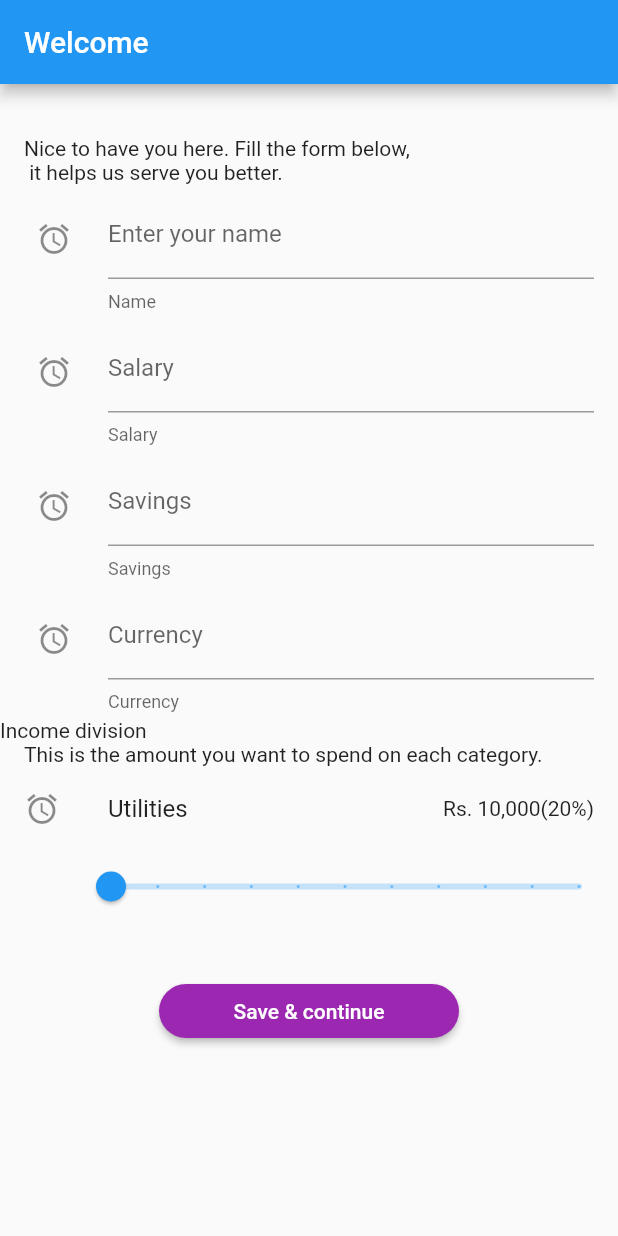
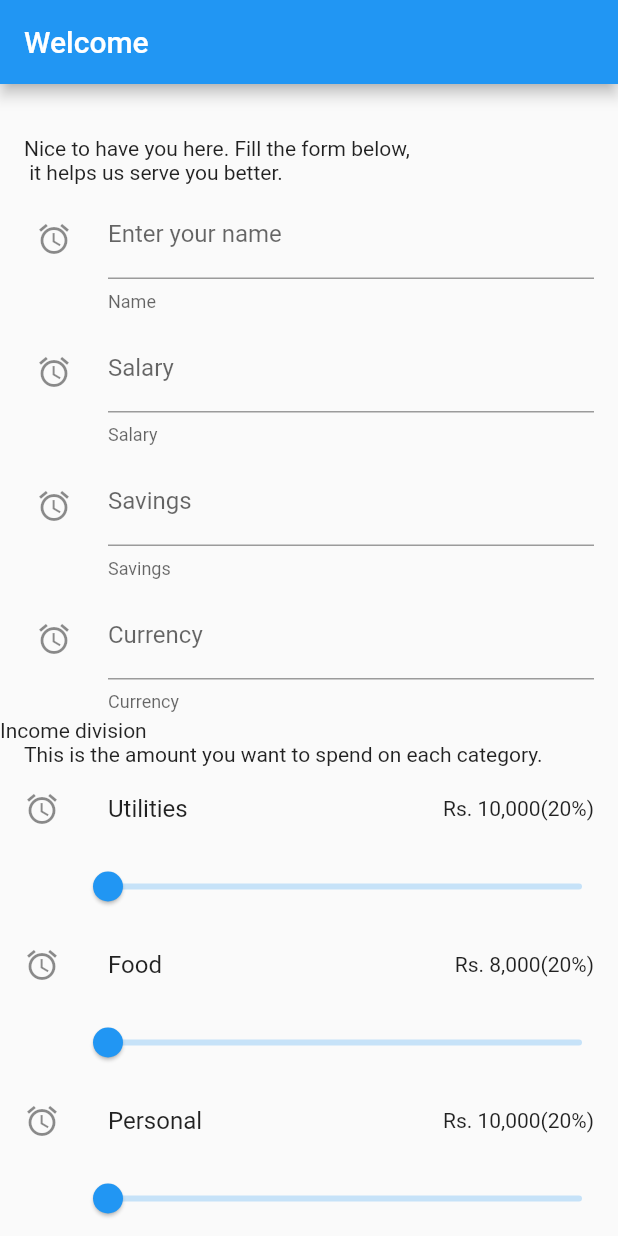
Before and after one commit to AsharZia/moneficient, a Flutter app: the screen it shows after launch, on a phone screen of 412 x 824 dp. Run offline on Flutter 3.47's test engine with Material 2 defaults, Android fonts, the phone set to English and light mode, and no system bars.

```diff
--- a/lib/Registration/goal.dart
+++ b/lib/Registration/goal.dart
@@ -7,6 +7,7 @@ class GoalScreen extends StatefulWidget {
 }
 
 class _GoalScreenState extends State<GoalScreen> {
+  double _sliderSavingInitialValue = 1.0;
   @override
   Widget build(BuildContext context) {
     return Scaffold(
@@ -19,8 +20,39 @@ class _GoalScreenState extends State<GoalScreen> {
                 'Goals help you keep on track. You can add\n more goals later.'),
             buildInfoField('Title', 'Enter your title', maxLength: 20),
             buildInfoField('Price', 'Price'),
+            Column(
+              children: <Widget>[
+                ListTile(
+                  leading: Icon(Icons.access_alarm),
+                  title: Text('Saving amount'),
+                  trailing: Text('Rs. 10,000(20%)'),
+                ),
+                Padding(
+                  padding: const EdgeInsets.only(left: 48.0),
+                  child: Slider(
+                    value: _sliderSavingInitialValue,
+                    min: 1.0,
+                    max: 10.0,
+                    onChanged: (double newValue) {
+                      setState(() {
+                        _sliderSavingInitialValue = newValue;
+                      });
+                    },
+                  ),
+                )
+              ],
+            ),
             RaisedButton(
               child: Text('Set goal & continue'),
+              onPressed: () {},
+            ),
+            FlatButton(
+              child: Text(
+                'Add later',
+                style: TextStyle(
+                  decoration: TextDecoration.underline,
+                ),
+              ),
               onPressed: () {},
             ),
           ],
--- a/lib/Registration/register.dart
+++ b/lib/Registration/register.dart
@@ -1,5 +1,6 @@
 import 'package:flutter/material.dart';
 import 'package:moneficient/global.dart';
+import 'package:moneficient/widgets/custom_textField.dart';
 
 class RegisterScreen extends StatefulWidget {
   @override
@@ -7,11 +8,10 @@ class RegisterScreen extends StatefulWidget {
 }
 
 class _RegisterScreenState extends State<RegisterScreen> {
-  var _sliderUtilityInitialValue = 1.0;
-  // var _sliderFoodInitialValue = 1.0;
-  // var _sliderPersonalInitialValue = 1.0;
-  // var _sliderOtherInitialValue = 1.0;
-  // final leftMarginPadding = 16.0;
+  double _sliderUtilityInitialValue = 1.0;
+  double _sliderFoodInitialValue = 1.0;
+  double _sliderPersonalInitialValue = 1.0;
+  double _sliderOtherInitialValue = 1.0;
   @override
   Widget build(BuildContext context) {
     return Scaffold(
@@ -25,22 +25,104 @@ class _RegisterScreenState extends State<RegisterScreen> {
             const SizedBox(height: 35),
             buildInfoText(
                 'Nice to have you here. Fill the form below,\n it helps us serve you better.'),
-            buildInfoField('Name', 'Enter your name'),
+            DecoratedFormField(
+              title: 'Name',
+              placeholder: 'Enter your name',
+            ),
             buildInfoField('Salary', 'Salary'),
             buildInfoField('Savings', 'Savings'),
             buildInfoField('Currency', 'Currency'),
             Text('Income division'),
             buildInfoText(
                 'This is the amount you want to spend on each category.'),
-            buildDivisionTile(
-                sliderInitialValue: _sliderUtilityInitialValue,
-                sliderMinValue: 1.0,
-                sliderMaxValue: 10.0,
-                sliderDivisions: 10,
-                sliderLabel: '$_sliderUtilityInitialValue'),
-            // buildDivisionTile(),
-            // buildDivisionTile(),
-            // buildDivisionTile(),
+            Column(
+              children: <Widget>[
+                ListTile(
+                  leading: Icon(Icons.access_alarm),
+                  title: Text('Utilities'),
+                  trailing: Text('Rs. 10,000(20%)'),
+                ),
+                Padding(
+                  padding: const EdgeInsets.only(left: 48.0),
+                  child: Slider(
+                    value: _sliderUtilityInitialValue,
+                    min: 1.0,
+                    max: 10.0,
+                    onChanged: (double newValue) {
+                      setState(() {
+                        _sliderUtilityInitialValue = newValue;
+                      });
+                    },
+                  ),
+                )
+              ],
+            ),
+            Column(
+              children: <Widget>[
+                ListTile(
+                  leading: Icon(Icons.access_alarm),
+                  title: Text('Food'),
+                  trailing: Text('Rs. 8,000(20%)'),
+                ),
+                Padding(
+                  padding: const EdgeInsets.only(left: 48.0),
+                  child: Slider(
+                    value: _sliderFoodInitialValue,
+                    min: 1.0,
+                    max: 10.0,
+                    onChanged: (double newValue) {
+                      setState(() {
+                        _sliderFoodInitialValue = newValue;
+                      });
+                    },
+                  ),
+                )
+              ],
+            ),
+            Column(
+              children: <Widget>[
+                ListTile(
+                  leading: Icon(Icons.access_alarm),
+                  title: Text('Personal'),
+                  trailing: Text('Rs. 10,000(20%)'),
+                ),
+                Padding(
+                  padding: const EdgeInsets.only(left: 48.0),
+                  child: Slider(
+                    value: _sliderPersonalInitialValue,
+                    min: 1.0,
+                    max: 10.0,
+                    onChanged: (double newValue) {
+                      setState(() {
+                        _sliderPersonalInitialValue = newValue;
+                      });
+                    },
+                  ),
+                )
+              ],
+            ),
+            Column(
+              children: <Widget>[
+                ListTile(
+                  leading: Icon(Icons.access_alarm),
+                  title: Text('Others'),
+                  trailing: Text('Rs. 10,000(20%)'),
+                ),
+                Padding(
+                  padding: const EdgeInsets.only(left: 48.0),
+                  child: Slider(
+                    value: _sliderOtherInitialValue,
+                    min: 1.0,
+                    max: 10.0,
+                    onChanged: (double newValue) {
+                      setState(() {
+                        _sliderOtherInitialValue = newValue;
+                      });
+                    },
+                  ),
+                )
+              ],
+            ),
             const SizedBox(height: 35),
             Center(
                 child: RaisedButton(
@@ -71,35 +153,4 @@ class _RegisterScreenState extends State<RegisterScreen> {
               InputDecoration(helperText: title, labelText: placeholder),
         ),
       );
-
-  Widget buildDivisionTile(
-          {double sliderInitialValue,
-          double sliderMinValue,
-          double sliderMaxValue,
-          int sliderDivisions,
-          String sliderLabel}) =>
-      Column(
-        children: <Widget>[
-          ListTile(
-            leading: Icon(Icons.access_alarm),
-            title: Text('Utilities'),
-            trailing: Text('Rs. 10,000(20%)'),
-          ),
-          Padding(
-            padding: const EdgeInsets.only(left: 48.0),
-            child: Slider(
-              value: sliderInitialValue, //_sliderUtilityInitialValue,
-              min: sliderMinValue, //1.0,
-              max: sliderMaxValue, //10.0,
-              divisions: sliderDivisions, //10,
-              label: sliderLabel, //'$_sliderUtilityInitialValue',
-              onChanged: (double newValue) {
-                setState(() {
-                  sliderInitialValue = newValue;
-                });
-              },
-            ),
-          )
-        ],
-      );
 }
```
